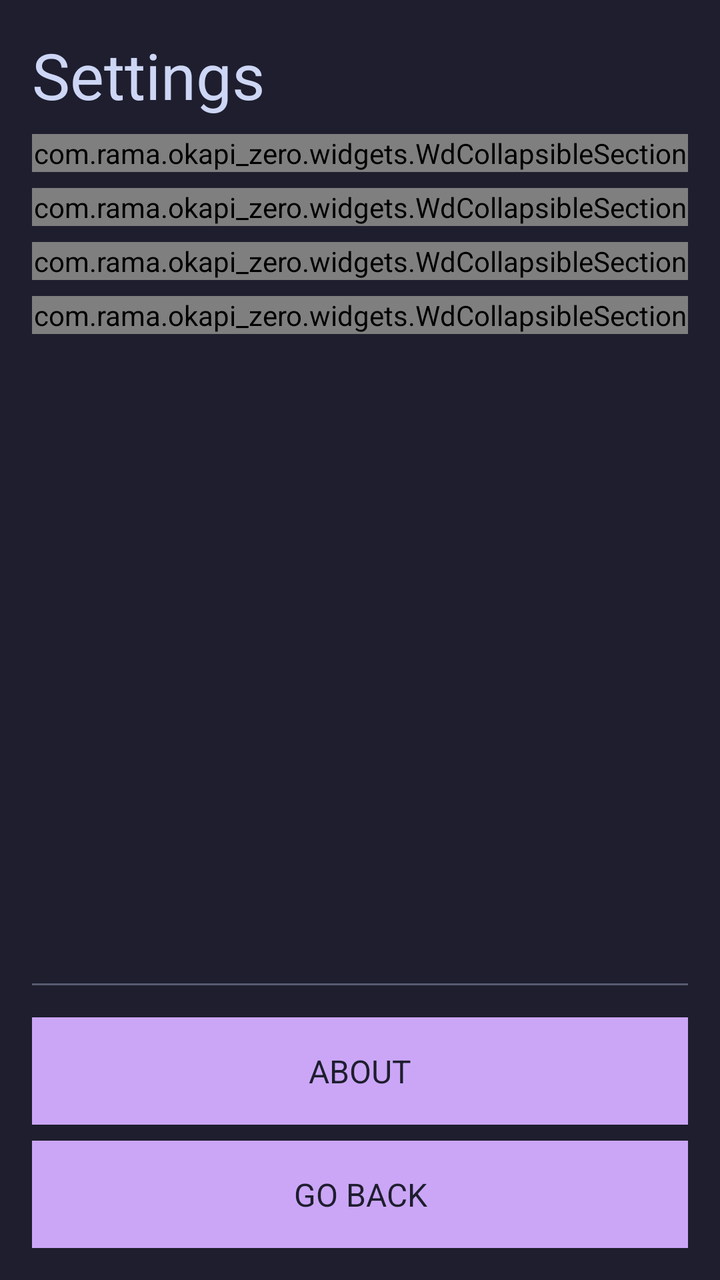
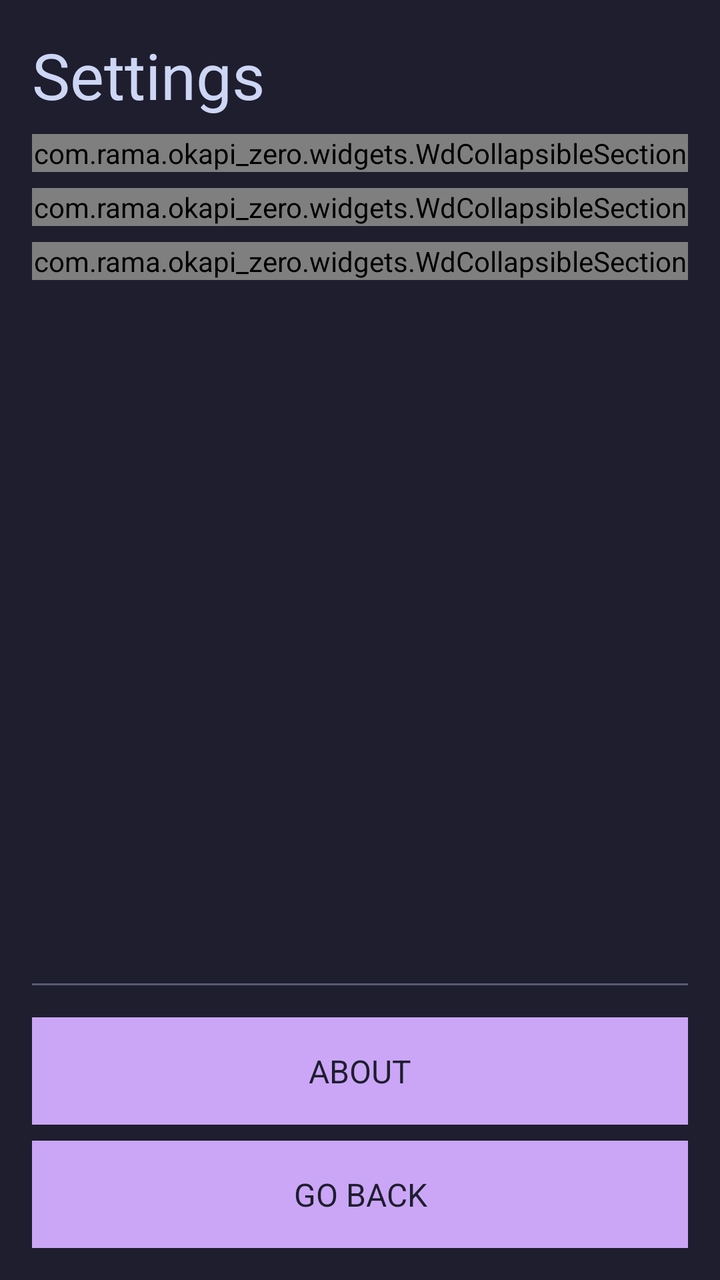

Before-and-after screenshots of an Android layout around one commit, followed by the original layout XML and the change that was made.
<!-- AndroidManifest.xml: application theme Theme.Okapi -->
<!-- res/layout/activity_settings.xml -->
<?xml version="1.0" encoding="utf-8"?>
<LinearLayout xmlns:android="http://schemas.android.com/apk/res/android"
    xmlns:app="http://schemas.android.com/apk/res-auto"
    android:id="@+id/root"
    style="@style/VerticalList"
    android:layout_height="match_parent"
    android:background="@color/base"
    android:paddingLeft="16dp"
    android:paddingTop="16dp"
    android:paddingRight="16dp"
    android:paddingBottom="16dp">

    <TextView
        style="@style/H2"
        android:text="@string/header_settings" />

    <View style="@style/SeparatorListVertical" />

    <ScrollView
        android:layout_width="match_parent"
        android:layout_height="0dp"
        android:layout_weight="1"
        android:background="@android:color/transparent"
        android:cacheColorHint="@android:color/transparent"
        android:fadingEdge="none"
        android:fillViewport="true"
        android:overScrollMode="never"
        android:scrollbars="none">

        <LinearLayout style="@style/VerticalList">

            <com.rama.okapi_zero.widgets.WdCollapsibleSection
                android:layout_width="match_parent"
                android:layout_height="wrap_content"
                app:defaultExpanded="true"
                app:header="@string/header_system"
                app:key="settings:section:system">

                <Button
                    android:id="@+id/hid_setup_btn"
                    style="@style/BTN"
                    android:text="@string/btn_hid_setup" />

                <TextView
                    android:id="@+id/hid_setup_log"
                    style="@style/Text"
                    android:textIsSelectable="true"
                    android:textSize="14sp"
                    android:visibility="gone" />

                <View style="@style/SeparatorListVertical" />

                <com.rama.okapi_zero.widgets.WdCheckbox
                    android:id="@+id/show_status_bar"
                    style="@style/Checkbox"
                    android:text="@string/label_show_status_bar" />

                <View style="@style/SeparatorListVertical" />

                <com.rama.okapi_zero.widgets.WdCheckbox
                    android:id="@+id/keep_screen_awake"
                    style="@style/Checkbox"
                    android:text="@string/label_keep_screen_awake" />

                <View style="@style/SeparatorListVertical" />

                <com.rama.okapi_zero.widgets.WdCheckbox
                    android:id="@+id/quick_erase"
                    style="@style/Checkbox"
                    android:text="@string/label_quick_erase" />

                <View style="@style/SeparatorListVertical" />

                <LinearLayout style="@style/VerticalList_BG2">

                    <TextView
                        style="@style/Text"
                        android:text="@string/label_app_zoom" />

                    <View style="@style/SeparatorListVertical" />

                    <LinearLayout style="@style/HorizontalList">

                        <EditText
                            android:id="@+id/zoom"
                            style="@style/EditText"
                            android:layout_width="0dp"
                            android:layout_weight="1"
                            android:imeOptions="actionDone"
                            android:inputType="number"
                            android:maxLength="3"
                            android:text="100" />

                        <View style="@style/SeparatorListHorizontal" />

                        <TextView
                            style="@style/Text"
                            android:layout_width="wrap_content"
                            android:text="@string/label_zoom_unit" />
                    </LinearLayout>
                </LinearLayout>
            </com.rama.okapi_zero.widgets.WdCollapsibleSection>

            <View style="@style/SeparatorListVertical" />

            <com.rama.okapi_zero.widgets.WdCollapsibleSection
                android:layout_width="match_parent"
                android:layout_height="wrap_content"
                app:defaultExpanded="true"
                app:header="@string/header_data"
                app:key="settings:section:data">

                <Button
                    android:id="@+id/export_btn"
                    style="@style/BTN_Danger"
                    android:text="@string/btn_export" />

                <View style="@style/SeparatorListVertical" />

                <Button
                    android:id="@+id/import_btn"
                    style="@style/BTN_Danger"
                    android:text="@string/btn_import" />

                <View style="@style/SeparatorListVertical" />

                <TextView
                    android:id="@+id/data_status"
                    style="@style/Text"
                    android:text="@string/label_data_warning"
                    android:textIsSelectable="true"
                    android:textSize="14sp" />
            </com.rama.okapi_zero.widgets.WdCollapsibleSection>

            <View style="@style/SeparatorListVertical" />

            <LinearLayout
                android:id="@+id/themes_container"
                style="@style/VerticalList">

                <com.rama.okapi_zero.widgets.WdCollapsibleSection
                    android:layout_width="match_parent"
                    android:layout_height="wrap_content"
                    app:defaultExpanded="true"
                    app:header="@string/header_theme_dark"
                    app:key="settings:section:theme_dark">

                    <com.rama.okapi_zero.widgets.WdRadioGroup
                        android:id="@+id/theme_dark_group"
                        style="@style/VerticalList_BG2" />
                </com.rama.okapi_zero.widgets.WdCollapsibleSection>

                <View style="@style/SeparatorListVertical" />

                <com.rama.okapi_zero.widgets.WdCollapsibleSection
                    android:layout_width="match_parent"
                    android:layout_height="wrap_content"
                    app:defaultExpanded="true"
                    app:header="@string/header_theme_light"
                    app:key="settings:section:theme_light">

                    <com.rama.okapi_zero.widgets.WdRadioGroup
                        android:id="@+id/theme_light_group"
                        style="@style/VerticalList_BG2" />
                </com.rama.okapi_zero.widgets.WdCollapsibleSection>

                <View style="@style/SeparatorListVertical" />
            </LinearLayout>
        </LinearLayout>
    </ScrollView>

    <View style="@style/Separator" />

<Button
        android:id="@+id/about_button"
        style="@style/BTN"
        android:text="@string/btn_about" />

    <View style="@style/SeparatorListVertical" />

    <Button
        android:id="@+id/go_back"
        style="@style/BTN"
        android:text="@string/btn_go_back" />
</LinearLayout>
<!-- resources referenced by this layout -->
<resources>
  <color name="base">#1E1E2E</color>
  <string name="btn_about">ABOUT</string>
  <string name="btn_export">EXPORT</string>
  <string name="btn_go_back">GO BACK</string>
  <string name="btn_hid_setup">SET UP KEYBOARD</string>
  <string name="btn_import">IMPORT</string>
  <string name="header_data">Data</string>
  <string name="header_settings">Settings</string>
  <string name="header_system">System</string>
  <string name="header_theme_dark">Dark Theme</string>
  <string name="header_theme_light">Light Theme</string>
  <string name="label_app_zoom">App Zoom</string>
  <string name="label_data_warning">Exports are plain text, anyone with the file can read every password. Keep it safe and delete it when done.</string>
  <string name="label_keep_screen_awake">Keep screen awake</string>
  <string name="label_quick_erase">Double tap to clear the message</string>
  <string name="label_show_status_bar">Show status bar</string>
  <string name="label_zoom_unit" translatable="false">%</string>
  <style name="BTN" parent="BlockFlow">
          <item name="android:padding">16dp</item>
          <item name="android:textColor">@color/base</item>
          <item name="android:textSize">@dimen/text</item>
          <item name="android:background">@color/accent</item>
      </style>
  <style name="BTN_Danger" parent="BTN">
          <item name="android:background">@color/error</item>
      </style>
  <style name="Checkbox" parent="BlockFlow" />
  <style name="H2" parent="BlockFlow">
          <item name="android:textColor">@color/text</item>
          <item name="android:textSize">@dimen/h2</item>
      </style>
  <style name="HorizontalList" parent="BlockFlow">
          <item name="android:orientation">horizontal</item>
          <item name="android:gravity">center_vertical</item>
      </style>
  <style name="Separator">
          <item name="android:layout_width">match_parent</item>
          <item name="android:layout_height">1dp</item>
          <item name="android:background">@color/disabled</item>
          <item name="android:layout_marginTop">16dp</item>
          <item name="android:layout_marginBottom">16dp</item>
      </style>
  <style name="SeparatorListHorizontal">
          <item name="android:layout_width">@dimen/space_between_elements</item>
          <item name="android:layout_height">@dimen/space_between_elements</item>
      </style>
  <style name="SeparatorListVertical">
          <item name="android:layout_width">match_parent</item>
          <item name="android:layout_height">@dimen/space_between_elements</item>
      </style>
  <style name="Text" parent="BlockFlow">
          <item name="android:textColor">@color/text</item>
          <item name="android:textSize">@dimen/text</item>
      </style>
  <style name="VerticalList" parent="BlockFlow">
          <item name="android:orientation">vertical</item>
      </style>
  <style name="VerticalList_BG2" parent="VerticalList">
          <item name="android:background">@color/surface_0</item>
          <item name="android:padding">16dp</item>
      </style>
  <style name="Theme.Okapi" parent="@android:style/Theme.Black.NoTitleBar">
          <item name="android:windowBackground">@color/base</item>
          <item name="android:textColor">@color/text</item>
      </style>
  <style name="BlockFlow">
          <item name="android:layout_width">match_parent</item>
          <item name="android:layout_height">wrap_content</item>
      </style>
  <dimen name="text">16sp</dimen>
  <color name="accent">#CBA6F7</color>
  <color name="error">#F38BA9</color>
  <color name="text">#CDD6F4</color>
  <dimen name="h2">32sp</dimen>
  <color name="disabled">#585B70</color>
  <dimen name="space_between_elements">8dp</dimen>
  <color name="surface_0">#45475A</color>
  <!-- unchanged entries left out for length: 1 -->
</resources>

<!-- the commit's change to res/layout/activity_settings.xml (unified diff, before → after) -->
@@ -61,13 +61,6 @@
                     android:id="@+id/keep_screen_awake"
                     style="@style/Checkbox"
                     android:text="@string/label_keep_screen_awake" />
-
-                <View style="@style/SeparatorListVertical" />
-
-                <com.rama.okapi_zero.widgets.WdCheckbox
-                    android:id="@+id/quick_erase"
-                    style="@style/Checkbox"
-                    android:text="@string/label_quick_erase" />
 
                 <View style="@style/SeparatorListVertical" />
 
@@ -142,25 +135,11 @@
                     android:layout_width="match_parent"
                     android:layout_height="wrap_content"
                     app:defaultExpanded="true"
-                    app:header="@string/header_theme_dark"
-                    app:key="settings:section:theme_dark">
+                    app:header="@string/header_theme"
+                    app:key="settings:section:theme">
 
                     <com.rama.okapi_zero.widgets.WdRadioGroup
-                        android:id="@+id/theme_dark_group"
-                        style="@style/VerticalList_BG2" />
-                </com.rama.okapi_zero.widgets.WdCollapsibleSection>
-
-                <View style="@style/SeparatorListVertical" />
-
-                <com.rama.okapi_zero.widgets.WdCollapsibleSection
-                    android:layout_width="match_parent"
-                    android:layout_height="wrap_content"
-                    app:defaultExpanded="true"
-                    app:header="@string/header_theme_light"
-                    app:key="settings:section:theme_light">
-
-                    <com.rama.okapi_zero.widgets.WdRadioGroup
-                        android:id="@+id/theme_light_group"
+                        android:id="@+id/theme_group"
                         style="@style/VerticalList_BG2" />
                 </com.rama.okapi_zero.widgets.WdCollapsibleSection>
 
@@ -171,7 +150,7 @@
 
     <View style="@style/Separator" />
 
-<Button
+    <Button
         android:id="@+id/about_button"
         style="@style/BTN"
         android:text="@string/btn_about" />
<!-- resource entries referenced after the edit -->
@@ -9,12 +9,10 @@
   <string name="header_data">Data</string>
   <string name="header_settings">Settings</string>
   <string name="header_system">System</string>
-  <string name="header_theme_dark">Dark Theme</string>
-  <string name="header_theme_light">Light Theme</string>
+  <string name="header_theme">Theme</string>
   <string name="label_app_zoom">App Zoom</string>
   <string name="label_data_warning">Exports are plain text, anyone with the file can read every password. Keep it safe and delete it when done.</string>
   <string name="label_keep_screen_awake">Keep screen awake</string>
-  <string name="label_quick_erase">Double tap to clear the message</string>
   <string name="label_show_status_bar">Show status bar</string>
   <string name="label_zoom_unit" translatable="false">%</string>
   <style name="BTN" parent="BlockFlow">
